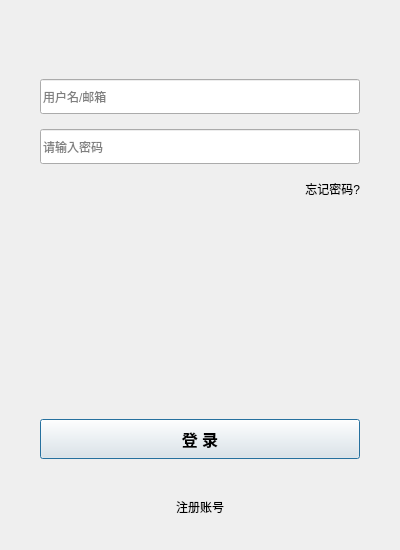
Above: client/UChat/logindialog.ui from wellwei/UChat before the change. Below: the same form after it.
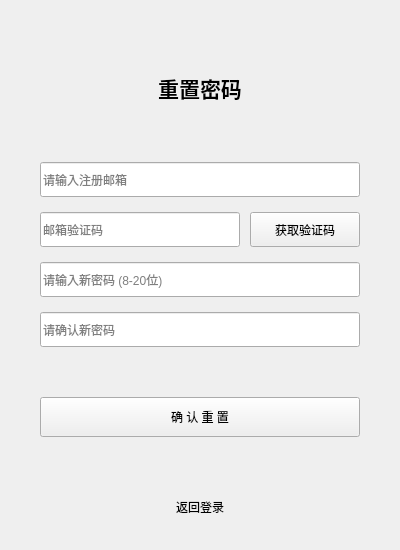
That is the form after the change. The open tabs and pages were chosen to show the change. Icons and pictures are not drawn. Custom widgets are drawn as their Qt base class.

```diff
--- a/client/UChat/logindialog.ui
+++ b/client/UChat/logindialog.ui
@@ -49,6 +49,12 @@
    </property>
    <item>
     <widget class="QStackedWidget" name="stackedWidget">
+     <property name="sizePolicy">
+      <sizepolicy hsizetype="Preferred" vsizetype="Preferred">
+       <horstretch>0</horstretch>
+       <verstretch>0</verstretch>
+      </sizepolicy>
+     </property>
      <property name="styleSheet">
       <string notr="true">QStackedWidget, QWidget#login_page, QWidget#register_page {
        background-color: transparent; /* 确保页面背景透明 */
@@ -129,7 +135,7 @@
        <item>
         <layout class="QHBoxLayout" name="passwd_input">
          <property name="spacing">
-          <number>10</number>
+          <number>0</number>
          </property>
          <item>
           <widget class="QLineEdit" name="password_edit">
@@ -151,6 +157,9 @@
        </item>
        <item>
         <layout class="QHBoxLayout" name="forget_layout">
+         <property name="spacing">
+          <number>0</number>
+         </property>
          <item>
           <spacer name="horizontalSpacer_forget_left">
            <property name="orientation">
@@ -165,18 +174,15 @@
           </spacer>
          </item>
          <item>
-          <widget class="QLabel" name="forget_passwd_label">
+          <widget class="QPushButton" name="forget_passwd_btn">
            <property name="cursor">
             <cursorShape>PointingHandCursor</cursorShape>
            </property>
-           <property name="styleSheet">
-            <string notr="true">/* QSS 中定义链接样式 */</string>
-           </property>
            <property name="text">
             <string>忘记密码?</string>
            </property>
-           <property name="alignment">
-            <set>Qt::AlignmentFlag::AlignRight|Qt::AlignmentFlag::AlignTrailing|Qt::AlignmentFlag::AlignVCenter</set>
+           <property name="flat">
+            <bool>true</bool>
            </property>
           </widget>
          </item>
@@ -576,10 +582,262 @@
        </item>
       </layout>
      </widget>
+     <widget class="QWidget" name="resetPage">
+      <layout class="QVBoxLayout" name="verticalLayout_2">
+       <property name="spacing">
+        <number>15</number>
+       </property>
+       <property name="leftMargin">
+        <number>40</number>
+       </property>
+       <property name="topMargin">
+        <number>30</number>
+       </property>
+       <property name="rightMargin">
+        <number>40</number>
+       </property>
+       <property name="bottomMargin">
+        <number>30</number>
+       </property>
+       <item>
+        <spacer name="verticalSpacer_2">
+         <property name="orientation">
+          <enum>Qt::Orientation::Vertical</enum>
+         </property>
+         <property name="sizeHint" stdset="0">
+          <size>
+           <width>20</width>
+           <height>40</height>
+          </size>
+         </property>
+        </spacer>
+       </item>
+       <item>
+        <widget class="QLabel" name="reset_title">
+         <property name="minimumSize">
+          <size>
+           <width>0</width>
+           <height>0</height>
+          </size>
+         </property>
+         <property name="font">
+          <font>
+           <pointsize>16</pointsize>
+           <bold>true</bold>
+          </font>
+         </property>
+         <property name="text">
+          <string>重置密码</string>
+         </property>
+         <property name="alignment">
+          <set>Qt::AlignmentFlag::AlignCenter</set>
+         </property>
+        </widget>
+       </item>
+       <item>
+        <spacer name="verticalSpacer">
+         <property name="orientation">
+          <enum>Qt::Orientation::Vertical</enum>
+         </property>
+         <property name="sizeHint" stdset="0">
+          <size>
+           <width>20</width>
+           <height>40</height>
+          </size>
+         </property>
+        </spacer>
+       </item>
+       <item>
+        <widget class="QLineEdit" name="reset_email_edit">
+         <property name="minimumSize">
+          <size>
+           <width>0</width>
+           <height>35</height>
+          </size>
+         </property>
+         <property name="text">
+          <string/>
+         </property>
+         <property name="placeholderText">
+          <string>请输入注册邮箱</string>
+         </property>
+        </widget>
+       </item>
+       <item>
+        <layout class="QHBoxLayout" name="reset_captcha_layout">
+         <property name="spacing">
+          <number>10</number>
+         </property>
+         <property name="topMargin">
+          <number>0</number>
+         </property>
+         <property name="rightMargin">
+          <number>0</number>
+         </property>
+         <item>
+          <widget class="QLineEdit" name="reset_captcha_edit">
+           <property name="minimumSize">
+            <size>
+             <width>0</width>
+             <height>35</height>
+            </size>
+           </property>
+           <property name="placeholderText">
+            <string>邮箱验证码</string>
+           </property>
+          </widget>
+         </item>
+         <item>
+          <widget class="TimerButton" name="reset_captcha_btn">
+           <property name="minimumSize">
+            <size>
+             <width>110</width>
+             <height>35</height>
+            </size>
+           </property>
+           <property name="text">
+            <string>获取验证码</string>
+           </property>
+          </widget>
+         </item>
+        </layout>
+       </item>
+       <item>
+        <widget class="QLineEdit" name="reset_new_password_edit">
+         <property name="minimumSize">
+          <size>
+           <width>0</width>
+           <height>35</height>
+          </size>
+         </property>
+         <property name="echoMode">
+          <enum>QLineEdit::EchoMode::Password</enum>
+         </property>
+         <property name="placeholderText">
+          <string>请输入新密码 (8-20位)</string>
+         </property>
+        </widget>
+       </item>
+       <item>
+        <widget class="QLineEdit" name="reset_confirm_password_edit">
+         <property name="minimumSize">
+          <size>
+           <width>0</width>
+           <height>35</height>
+          </size>
+         </property>
+         <property name="text">
+          <string/>
+         </property>
+         <property name="echoMode">
+          <enum>QLineEdit::EchoMode::Password</enum>
+         </property>
+         <property name="placeholderText">
+          <string>请确认新密码</string>
+         </property>
+        </widget>
+       </item>
+       <item>
+        <widget class="QLabel" name="reset_err_tip_label">
+         <property name="minimumSize">
+          <size>
+           <width>0</width>
+           <height>20</height>
+          </size>
+         </property>
+         <property name="text">
+          <string/>
+         </property>
+         <property name="alignment">
+          <set>Qt::AlignmentFlag::AlignCenter</set>
+         </property>
+        </widget>
+       </item>
+       <item>
+        <widget class="QPushButton" name="reset_confirm_btn">
+         <property name="minimumSize">
+          <size>
+           <width>0</width>
+           <height>40</height>
+          </size>
+         </property>
+         <property name="text">
+          <string>确 认 重 置</string>
+         </property>
+        </widget>
+       </item>
+       <item>
+        <spacer name="verticalSpacer_3">
+         <property name="orientation">
+          <enum>Qt::Orientation::Vertical</enum>
+         </property>
+         <property name="sizeHint" stdset="0">
+          <size>
+           <width>20</width>
+           <height>40</height>
+          </size>
+         </property>
+        </spacer>
+       </item>
+       <item>
+        <layout class="QHBoxLayout" name="reset_back_layout">
+         <property name="leftMargin">
+          <number>0</number>
+         </property>
+         <property name="topMargin">
+          <number>0</number>
+         </property>
+         <item>
+          <spacer name="horizontalSpacer_reset_back_left">
+           <property name="orientation">
+            <enum>Qt::Orientation::Horizontal</enum>
+           </property>
+           <property name="sizeHint" stdset="0">
+            <size>
+             <width>40</width>
+             <height>20</height>
+            </size>
+           </property>
+          </spacer>
+         </item>
+         <item>
+          <widget class="QPushButton" name="reset_to_login_btn">
+           <property name="text">
+            <string>返回登录</string>
+           </property>
+           <property name="flat">
+            <bool>true</bool>
+           </property>
+          </widget>
+         </item>
+         <item>
+          <spacer name="horizontalSpacer_reset_back_right">
+           <property name="orientation">
+            <enum>Qt::Orientation::Horizontal</enum>
+           </property>
+           <property name="sizeHint" stdset="0">
+            <size>
+             <width>40</width>
+             <height>20</height>
+            </size>
+           </property>
+          </spacer>
+         </item>
+        </layout>
+       </item>
+      </layout>
+     </widget>
     </widget>
    </item>
   </layout>
  </widget>
+ <customwidgets>
+  <customwidget>
+   <class>TimerButton</class>
+   <extends>QPushButton</extends>
+   <header location="global">timerbutton.hpp</header>
+  </customwidget>
+ </customwidgets>
  <resources>
   <include location="resource.qrc"/>
  </resources>
```
Left out of the diff: 85 changed lines with no effect on the pictures.
